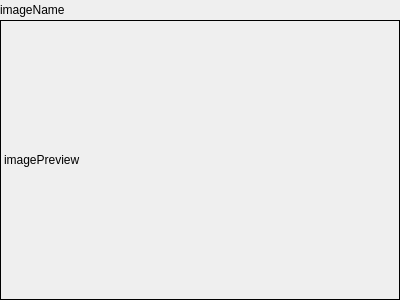
nuclear868/mattermost-qt, file sources/chat-area/attachments/AttachedImageFile.ui: the form before one commit.
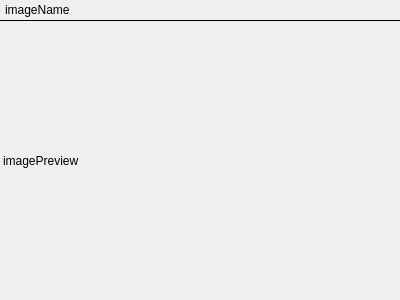
The form after the commit.

Commit message: adjust borders and sizes of attached images

```diff
--- a/sources/chat-area/attachments/AttachedImageFile.ui
+++ b/sources/chat-area/attachments/AttachedImageFile.ui
@@ -34,12 +34,24 @@
    </property>
    <item>
     <widget class="QLabel" name="imageName">
+     <property name="sizePolicy">
+      <sizepolicy hsizetype="Minimum" vsizetype="Preferred">
+       <horstretch>0</horstretch>
+       <verstretch>0</verstretch>
+      </sizepolicy>
+     </property>
      <property name="maximumSize">
       <size>
        <width>16777215</width>
        <height>20</height>
       </size>
      </property>
+     <property name="autoFillBackground">
+      <bool>false</bool>
+     </property>
+     <property name="styleSheet">
+      <string notr="true">padding-left: 2px</string>
+     </property>
      <property name="text">
       <string>imageName</string>
      </property>
@@ -47,8 +59,11 @@
    </item>
    <item>
     <widget class="QLabel" name="imagePreview">
+     <property name="styleSheet">
+      <string notr="true">border-top: 1px solid black</string>
+     </property>
      <property name="frameShape">
-      <enum>QFrame::Box</enum>
+      <enum>QFrame::NoFrame</enum>
      </property>
      <property name="text">
       <string>imagePreview</string>
```
The commit also changes 4 other files.
